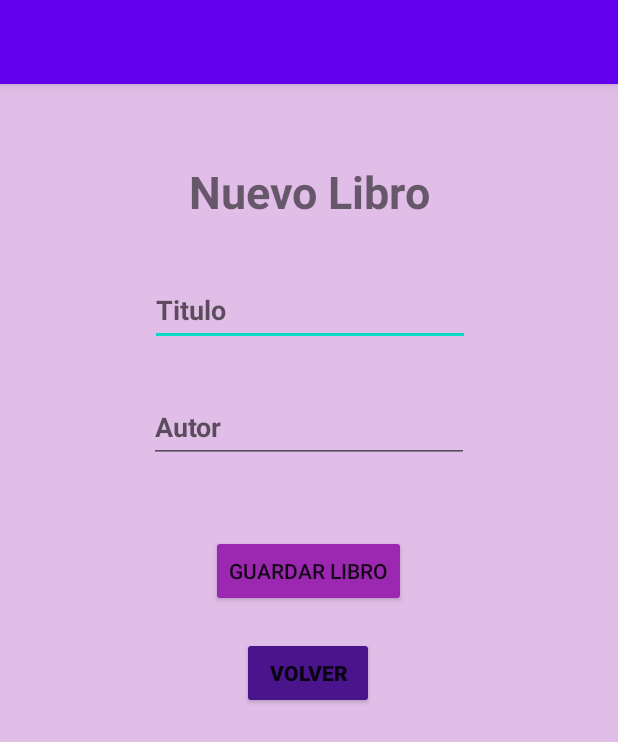
After one commit to MiguelReid/RoomKotlinClase, an Android app: the InsertarLibro screen opened directly, with no data from a screen before it, on a phone screen of 412 x 824 dp. The commit adds this screen. Shown: the top 742 px of the screen. Run offline under Robolectric (Android 15) with nearby library versions, the light colour scheme and no system bars; our stand-ins replace Room's generated code.

Commit message:
Activity para añadir nuevo libro

```diff
--- a/RoomProject/app/src/main/AndroidManifest.xml
+++ b/RoomProject/app/src/main/AndroidManifest.xml
@@ -9,6 +9,9 @@
         android:roundIcon="@mipmap/ic_launcher_round"
         android:supportsRtl="true"
         android:theme="@style/Theme.RoomProject">
+        <activity
+            android:name=".InsertarLibro"
+            android:exported="false" />
         <activity
             android:name=".view.ConsultaActivity"
             android:exported="false" />
@@ -24,7 +27,7 @@
         </activity>
         <activity
             android:name=".view.MainActivity"
-            android:exported="false"></activity>
+            android:exported="false" />
     </application>
 
 </manifest>
--- /dev/null
+++ b/RoomProject/app/src/main/java/com/example/roomproject/InsertarLibro.kt
@@ -0,0 +1,43 @@
+package com.example.roomproject
+
+import android.os.Bundle
+import androidx.appcompat.app.AppCompatActivity
+import androidx.room.Room
+import com.example.roomproject.databinding.ActivityInsertarLibroBinding
+import com.example.roomproject.model.LibrosDataBase
+import com.example.roomproject.model.LibrosDataClass
+
+lateinit var binding: ActivityInsertarLibroBinding
+
+class InsertarLibro : AppCompatActivity() {
+    override fun onCreate(savedInstanceState: Bundle?) {
+        binding = ActivityInsertarLibroBinding.inflate(layoutInflater)
+        super.onCreate(savedInstanceState)
+        setContentView(binding.root)
+        listeners()
+    }
+
+    private fun listeners() {
+        binding.btnGuardar.setOnClickListener {
+            guardar()
+        }
+        binding.btnVolver.setOnClickListener {
+            super.onBackPressed()
+        }
+    }
+
+    private fun guardar() {
+        val titulo = binding.etTitulo.text.toString()
+        val autor = binding.etAutor.text.toString()
+
+        val database = Room.databaseBuilder(
+            this, LibrosDataBase::class.java, "libros_database"
+        )
+            .allowMainThreadQueries()
+            .build()
+
+        if (!titulo.equals("") && !autor.equals("")) {
+            database.libroDao.addLibro(LibrosDataClass(null, titulo, autor))
+        }
+    }
+}
--- a/RoomProject/app/src/main/java/com/example/roomproject/model/LibrosDataClass.kt
+++ b/RoomProject/app/src/main/java/com/example/roomproject/model/LibrosDataClass.kt
@@ -7,7 +7,7 @@ import androidx.room.PrimaryKey
 @Entity(tableName = "Libros")
 data class LibrosDataClass(
     @PrimaryKey(autoGenerate = true)
-    var ID: Int = 0,
+    var ID: Int? = 0,
     @ColumnInfo(name = "titulo")
     var titulo : String,
     @ColumnInfo(name = "autor")
--- a/RoomProject/app/src/main/java/com/example/roomproject/view/MainActivity.kt
+++ b/RoomProject/app/src/main/java/com/example/roomproject/view/MainActivity.kt
@@ -2,24 +2,20 @@ package com.example.roomproject.view
 
 import android.content.Intent
 import android.os.Bundle
-import android.util.Log
 import android.view.Menu
 import android.view.MenuItem
 import androidx.appcompat.app.AppCompatActivity
-import androidx.lifecycle.ViewModelProvider
-import androidx.lifecycle.ViewModelProviders
-import androidx.lifecycle.lifecycleScope
 import androidx.recyclerview.widget.ItemTouchHelper
 import androidx.recyclerview.widget.LinearLayoutManager
 import androidx.recyclerview.widget.RecyclerView
 import androidx.room.Room
+import com.example.roomproject.InsertarLibro
 import com.example.roomproject.R
 import com.example.roomproject.databinding.ActivityMainBinding
 import com.example.roomproject.librosAdapter.RecyclerAdapter
 import com.example.roomproject.model.LibrosDataBase
 import com.example.roomproject.model.LibrosDataClass
 import com.example.roomproject.viewModel.MainViewModel
-import kotlinx.coroutines.launch
 
 class MainActivity : AppCompatActivity() {
     lateinit var binding: ActivityMainBinding
@@ -36,6 +32,7 @@ class MainActivity : AppCompatActivity() {
         lista = mutableListOf()
         rellenarLayout()
         swipe()
+        listener()
         //viewModel = ViewModelProviders.of(this).get(MainViewModel::class.java)
         //Inicializar el viewModel da error de esta manera y con ViewModelProvider(this).get......
         /*
@@ -44,6 +41,13 @@ class MainActivity : AppCompatActivity() {
             Log.d("Todos los libros->>>", libros.toString())
         }
         */
+    }
+
+    private fun listener() {
+        binding.btnFloat.setOnClickListener {
+            val i = Intent(this, InsertarLibro::class.java)
+            startActivity(i)
+        }
     }
 
     private fun rellenarLayout() {
@@ -56,7 +60,6 @@ class MainActivity : AppCompatActivity() {
 
         //val libro = LibrosDataClass(titulo = "La Odisea", autor = "Homero")
 
-        database.libroDao.addLibro(LibrosDataClass(1, "La Odisea", "Homero"))
         //Cual de las dos es buena practica??
         //viewModel.libroDao.addLibro(libro)
 
@@ -104,16 +107,16 @@ class MainActivity : AppCompatActivity() {
 
     //menus
     override fun onCreateOptionsMenu(menu: Menu): Boolean {
-        menuInflater.inflate(R.menu.menu,menu)
+        menuInflater.inflate(R.menu.menu, menu)
         return super.onCreateOptionsMenu(menu)
     }
 
     override fun onOptionsItemSelected(item: MenuItem): Boolean {
-        when(item.itemId) {
+        when (item.itemId) {
             R.id.btn_drop -> {
                 borrar()
             }
-            R.id.btn_consulta->{
+            R.id.btn_consulta -> {
                 consulta()
             }
         }
--- /dev/null
+++ b/RoomProject/app/src/main/res/layout/activity_insertar_libro.xml
@@ -0,0 +1,76 @@
+<?xml version="1.0" encoding="utf-8"?>
+<androidx.constraintlayout.widget.ConstraintLayout xmlns:android="http://schemas.android.com/apk/res/android"
+    xmlns:app="http://schemas.android.com/apk/res-auto"
+    xmlns:tools="http://schemas.android.com/tools"
+    android:layout_width="match_parent"
+    android:layout_height="match_parent"
+    android:background="#E1BEE7"
+    tools:context=".InsertarLibro">
+
+    <TextView
+        android:id="@+id/textView"
+        android:layout_width="177dp"
+        android:layout_height="43dp"
+        android:layout_marginTop="51dp"
+        android:text="Nuevo Libro"
+        android:textAlignment="center"
+        android:textSize="30sp"
+        android:textStyle="bold"
+        app:layout_constraintEnd_toEndOf="parent"
+        app:layout_constraintStart_toStartOf="parent"
+        app:layout_constraintTop_toTopOf="parent" />
+
+    <EditText
+        android:id="@+id/et_titulo"
+        android:layout_width="wrap_content"
+        android:layout_height="wrap_content"
+        android:layout_marginTop="32dp"
+        android:ems="10"
+        android:hint="Titulo"
+        android:inputType="textPersonName"
+        android:minHeight="48dp"
+        android:textStyle="bold"
+        app:layout_constraintEnd_toEndOf="parent"
+        app:layout_constraintHorizontal_bias="0.502"
+        app:layout_constraintStart_toStartOf="parent"
+        app:layout_constraintTop_toBottomOf="@+id/textView" />
+
+    <EditText
+        android:id="@+id/et_autor"
+        android:layout_width="wrap_content"
+        android:layout_height="wrap_content"
+        android:layout_marginTop="30dp"
+        android:ems="10"
+        android:hint="Autor"
+        android:inputType="textPersonName"
+        android:minHeight="48dp"
+        android:textStyle="bold"
+        app:layout_constraintEnd_toEndOf="parent"
+        app:layout_constraintStart_toStartOf="parent"
+        app:layout_constraintTop_toBottomOf="@+id/et_titulo" />
+
+    <Button
+        android:id="@+id/btn_guardar"
+        android:layout_width="wrap_content"
+        android:layout_height="wrap_content"
+        android:layout_marginTop="48dp"
+        android:backgroundTint="#9C27B0"
+        android:text="Guardar Libro"
+        app:layout_constraintEnd_toEndOf="parent"
+        app:layout_constraintHorizontal_bias="0.498"
+        app:layout_constraintStart_toStartOf="parent"
+        app:layout_constraintTop_toBottomOf="@+id/et_autor" />
+
+    <Button
+        android:id="@+id/btn_volver"
+        android:layout_width="wrap_content"
+        android:layout_height="wrap_content"
+        android:layout_marginTop="20dp"
+        android:backgroundTint="#4A148C"
+        android:text="Volver"
+        android:textStyle="bold"
+        app:layout_constraintEnd_toEndOf="parent"
+        app:layout_constraintHorizontal_bias="0.498"
+        app:layout_constraintStart_toStartOf="parent"
+        app:layout_constraintTop_toBottomOf="@+id/btn_guardar" />
+</androidx.constraintlayout.widget.ConstraintLayout>
--- a/RoomProject/app/src/main/res/layout/activity_main.xml
+++ b/RoomProject/app/src/main/res/layout/activity_main.xml
@@ -16,7 +16,7 @@
         app:layout_constraintTop_toTopOf="parent" />
 
     <com.google.android.material.floatingactionbutton.FloatingActionButton
-        android:id="@+id/floatingActionButton"
+        android:id="@+id/btn_float"
         android:layout_width="wrap_content"
         android:layout_height="wrap_content"
         android:layout_marginEnd="16dp"
```
